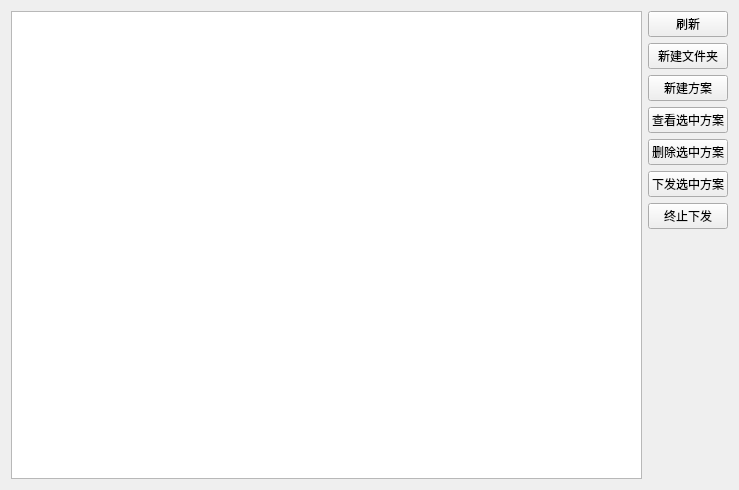
This is Check.ui in qwerttqq95/698SP_CL as Qt 5 draws it before an edit. The edited form follows.
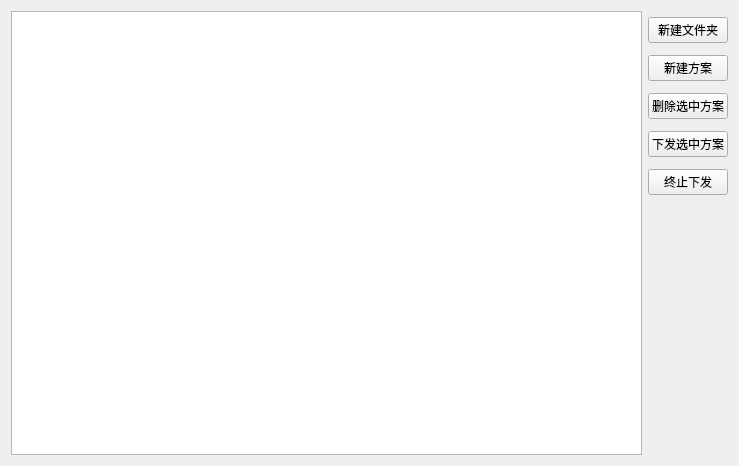
This is the edited form.

```diff
--- a/Check.ui
+++ b/Check.ui
@@ -7,7 +7,7 @@
                 <x>0</x>
                 <y>0</y>
                 <width>739</width>
-                <height>449</height>
+                <height>466</height>
             </rect>
         </property>
         <property name="windowTitle">
@@ -22,13 +22,6 @@
                     <property name="bottomMargin">
                         <number>250</number>
                     </property>
-                    <item>
-                        <widget class="QPushButton" name="pushButton_5">
-                            <property name="text">
-                                <string>刷新</string>
-                            </property>
-                        </widget>
-                    </item>
                     <item>
                         <widget class="QPushButton" name="pushButton_7">
                             <property name="text">
@@ -43,13 +36,6 @@
                             </property>
                         </widget>
                     </item>
-                    <item>
-                        <widget class="QPushButton" name="pushButton_4">
-                            <property name="text">
-                                <string>查看选中方案</string>
-                            </property>
-                        </widget>
-                    </item>
                     <item>
                         <widget class="QPushButton" name="pushButton_3">
                             <property name="text">
```
